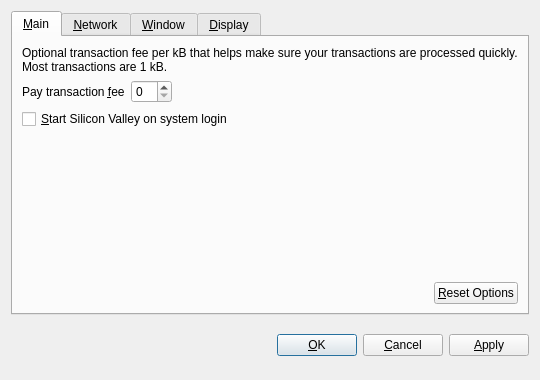
The window that src/qt/forms/optionsdialog.ui (UmbrellaHoldings/ULTC) describes before a commit, drawn with Qt 5.
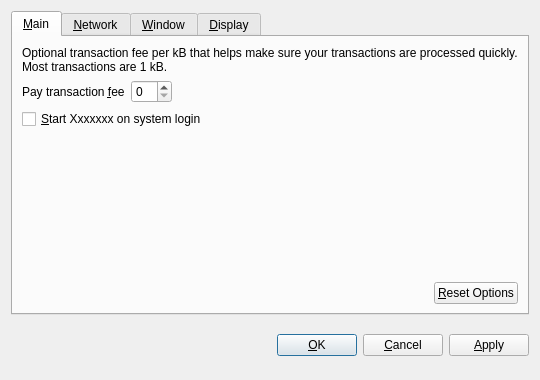
The same window after the commit. Custom widgets are drawn as their Qt base class.

Commit message: Coin name to xxxxxxx, Xxxxxxx, symbol to ZYZ

```diff
--- a/src/qt/forms/optionsdialog.ui
+++ b/src/qt/forms/optionsdialog.ui
@@ -82,7 +82,7 @@
           <string>Automatically start Silicon Valley after logging in to the system.</string>
          </property>
          <property name="text">
-          <string>&amp;Start Silicon Valley on system login</string>
+          <string>&amp;Start Xxxxxxx on system login</string>
          </property>
         </widget>
        </item>
```
Left out of the diff: 10 changed lines with no effect on the pictures. The commit also changes 154 other files.
